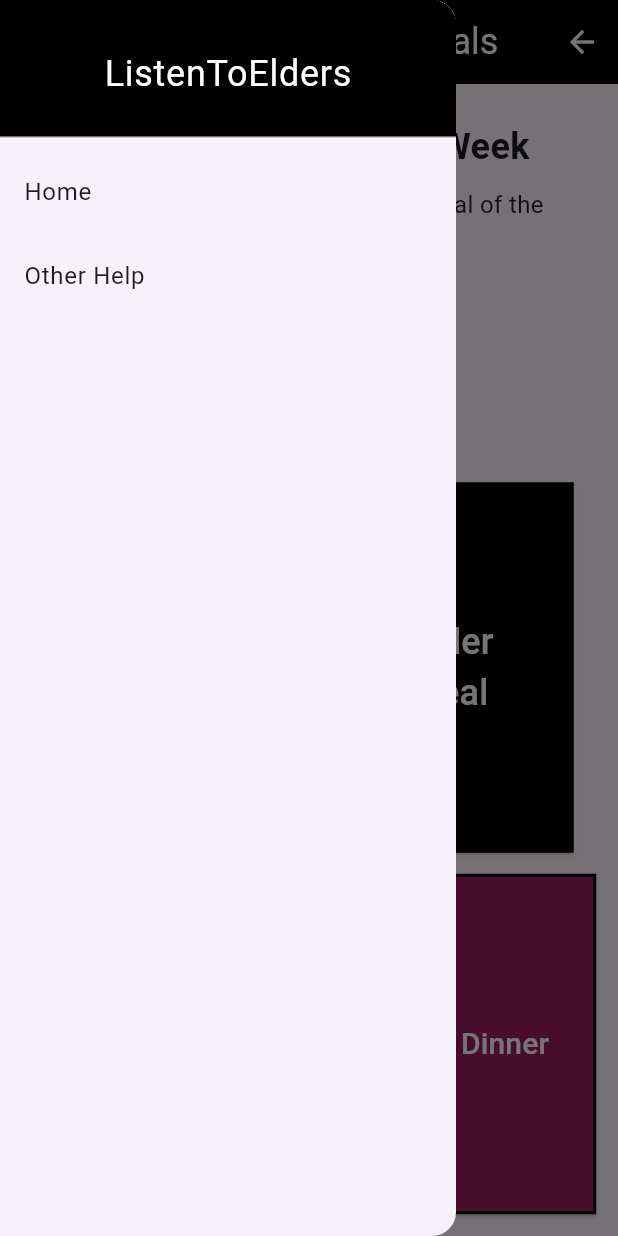
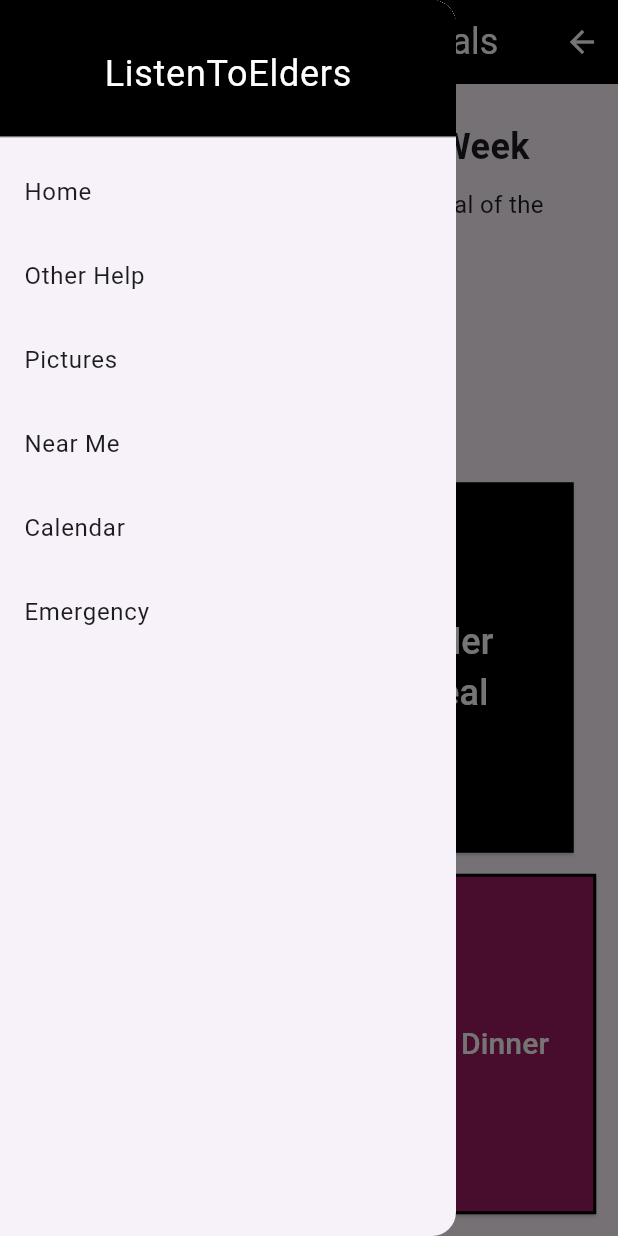
Before and after one commit to j-harney/mobdev_project_jack_917596040, a Flutter app: the MealsScreen screen opened by its route, with the side drawer open, on a phone screen of 412 x 824 dp. Run offline on Flutter 3.47's test engine with Material 3 defaults, Android fonts, the light colour scheme and no system bars.

Commit message:
Create DrawerCreator class that autocreates drawer children for screens.

```diff
--- /dev/null
+++ b/lib/DrawerCreator/drawerCreator_widget.dart
@@ -0,0 +1,41 @@
+import 'package:flutter/material.dart';
+
+class DrawerCreator {
+  List<String> routes = [
+    'Home',
+    'Meals',
+    'Other Help',
+    'Pictures',
+    'Near Me',
+    'Calendar',
+    'Emergency',
+  ];
+
+  List<Widget> createDrawer(BuildContext context, String route) {
+    List<Widget> newDrawer = [];
+    newDrawer.add(SizedBox(
+        height: 100,
+        child: DrawerHeader(
+          decoration: const BoxDecoration(
+            color: Colors.black,
+          ),
+          child: Container(
+              alignment: Alignment.center,
+              child: const Text(
+                  style: TextStyle(fontSize: 24, color: Colors.white),
+                  'ListenToElders')),
+        )));
+    for (var screenName in routes) {
+      if (screenName != route) {
+        var routeName = screenName.replaceAll(' ', '').toLowerCase();
+        routeName = routeName.padLeft(routeName.length + 1, '/');
+        newDrawer.add(ListTile(
+            title: Text(screenName),
+            onTap: () {
+              Navigator.popAndPushNamed(context, routeName);
+            }));
+      }
+    }
+    return newDrawer;
+  }
+}
--- a/lib/ScreensFromHomeScreen/MealsScreen/meals_widget.dart
+++ b/lib/ScreensFromHomeScreen/MealsScreen/meals_widget.dart
@@ -1,42 +1,18 @@
 import 'package:flutter/material.dart';
+import 'package:project1_mobdev_jack_917596040/DrawerCreator/drawerCreator_widget.dart';
 
 class MealsScreen extends StatelessWidget {
   const MealsScreen({super.key});
 
   @override
   Widget build(BuildContext context) {
+    DrawerCreator drawerCreator = DrawerCreator();
+
     return Scaffold(
         drawer: Drawer(
           child: ListView(
             padding: EdgeInsets.zero,
-            children: <Widget>[
-              SizedBox(
-                  height: 100,
-                  child: DrawerHeader(
-                    decoration: const BoxDecoration(
-                      color: Colors.black,
-                    ),
-                    child: Container(
-                        alignment: Alignment.center,
-                        child: const Text(
-                            style: TextStyle(fontSize: 24, color: Colors.white),
-                            'ListenToElders')),
-                  )),
-              ListTile(
-                title: const Text('Home'),
-                onTap: () {
-                  Navigator.popAndPushNamed(context, '/home');
-                },
-              ),
-              ListTile(
-                title: const Text('Other Help'),
-                onTap: () {
-                  // Update the state of the app
-                  // Then close the drawer
-                  Navigator.pop(context);
-                },
-              ),
-            ],
+            children: drawerCreator.createDrawer(context, 'Meals'),
           ),
         ),
         appBar: AppBar(
--- a/lib/main.dart
+++ b/lib/main.dart
@@ -1,5 +1,6 @@
 import 'package:flutter/material.dart';
 import 'package:project1_mobdev_jack_917596040/ScreensFromHomeScreen/MealsScreen/meals_widget.dart';
+import 'package:project1_mobdev_jack_917596040/ScreensFromHomeScreen/NearMeScreen/nearme_widget.dart';
 import 'LoginScreen/login_widget.dart';
 import 'HomeScreen/home_widget.dart';
 
@@ -8,5 +9,6 @@ void main() {
     '/': (context) => const LoginScreen(),
     '/home': (context) => const HomeScreen(),
     '/meals': (context) => const MealsScreen(),
+    '/nearme': (context) => const NearMeScreen()
   }));
 }
```
Also changed, not shown: lib/HomeScreen/home_widget.dart (+4 -26 lines), lib/ScreensFromHomeScreen/NearMeScreen/nearme_widget.dart (added, +64 -0 lines).
